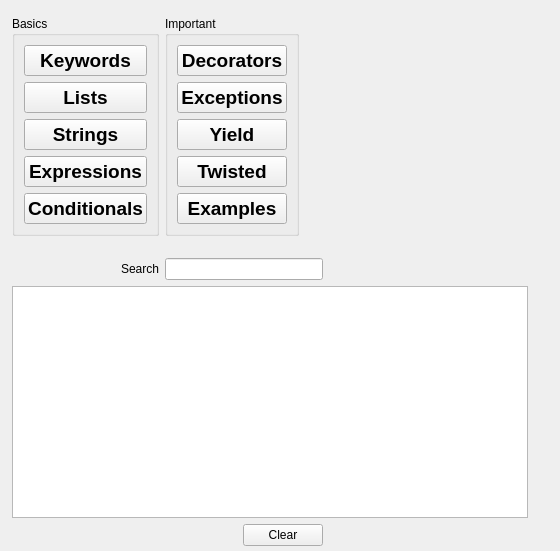
Qt form python_cheat_sheet_gui.ui (davmaz/cheat-sheet) before a commit.
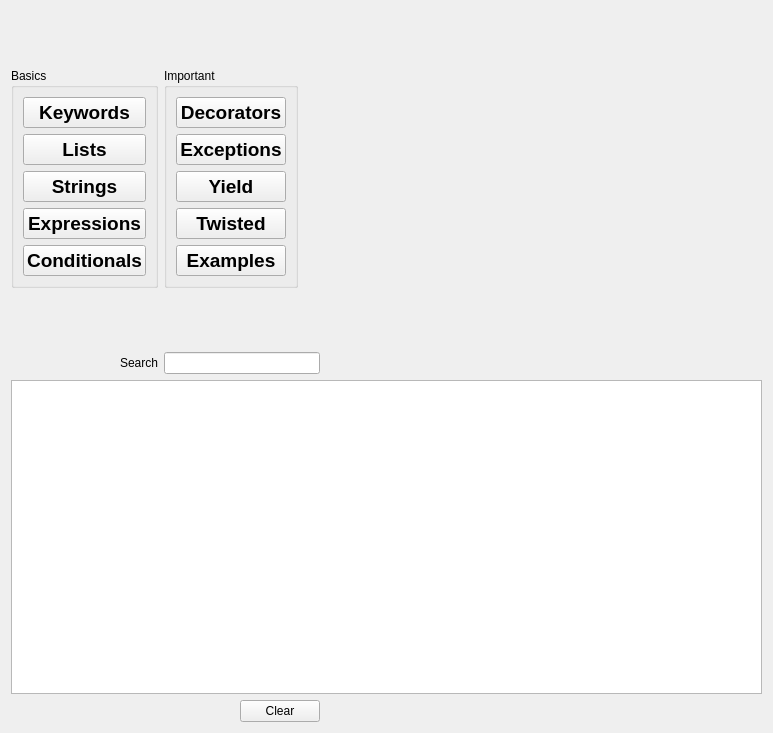
The same form after that commit.

Commit message: Trying to get the spacing right

```diff
--- a/python_cheat_sheet_gui.ui
+++ b/python_cheat_sheet_gui.ui
@@ -9,22 +9,15 @@
    <rect>
     <x>0</x>
     <y>0</y>
-    <width>560</width>
-    <height>551</height>
+    <width>773</width>
+    <height>733</height>
    </rect>
   </property>
   <property name="windowTitle">
    <string>Python Cheat Sheet</string>
   </property>
-  <widget class="QWidget" name="">
-   <property name="geometry">
-    <rect>
-     <x>12</x>
-     <y>0</y>
-     <width>516</width>
-     <height>546</height>
-    </rect>
-   </property>
+  <layout class="QGridLayout" name="gridLayout_4">
+   <item row="0" column="0">
    <layout class="QGridLayout" name="gridLayout_3">
     <item row="0" column="0" rowspan="2">
      <widget class="QGroupBox" name="BasicsGroupBox">
@@ -126,7 +119,7 @@
       </layout>
      </widget>
     </item>
-    <item row="0" column="1" rowspan="2">
+     <item row="0" column="1" rowspan="2" colspan="2">
      <widget class="QGroupBox" name="Important">
       <property name="sizePolicy">
        <sizepolicy hsizetype="Fixed" vsizetype="Fixed">
@@ -226,7 +219,7 @@
       </layout>
      </widget>
     </item>
-    <item row="0" column="2">
+     <item row="0" column="3">
      <spacer name="verticalSpacer">
       <property name="orientation">
        <enum>Qt::Vertical</enum>
@@ -234,19 +227,19 @@
       <property name="sizeHint" stdset="0">
        <size>
         <width>20</width>
-        <height>208</height>
+         <height>218</height>
        </size>
       </property>
      </spacer>
     </item>
-    <item row="1" column="2">
+     <item row="1" column="3">
      <spacer name="horizontalSpacer">
       <property name="orientation">
        <enum>Qt::Horizontal</enum>
       </property>
       <property name="sizeHint" stdset="0">
        <size>
-        <width>199</width>
+         <width>202</width>
         <height>20</height>
        </size>
       </property>
@@ -262,28 +255,26 @@
       </property>
      </widget>
     </item>
-    <item row="2" column="1">
+     <item row="2" column="1" colspan="2">
      <widget class="QLineEdit" name="search_text"/>
     </item>
-    <item row="3" column="0" colspan="3">
+     <item row="3" column="0" colspan="4">
      <widget class="QTextBrowser" name="results_browser"/>
     </item>
     <item row="4" column="0" colspan="2">
-     <layout class="QHBoxLayout" name="horizontalLayout">
-      <item>
        <spacer name="horizontalSpacer_2">
         <property name="orientation">
          <enum>Qt::Horizontal</enum>
         </property>
         <property name="sizeHint" stdset="0">
          <size>
-          <width>186</width>
+         <width>223</width>
           <height>20</height>
          </size>
         </property>
        </spacer>
       </item>
-      <item>
+     <item row="4" column="2">
        <widget class="QPushButton" name="clear_button">
         <property name="text">
          <string>Clear</string>
@@ -296,7 +287,6 @@
      </layout>
     </item>
    </layout>
-  </widget>
  </widget>
  <resources/>
  <connections/>
```
Lines whose indentation alone changed are shown as unchanged.
